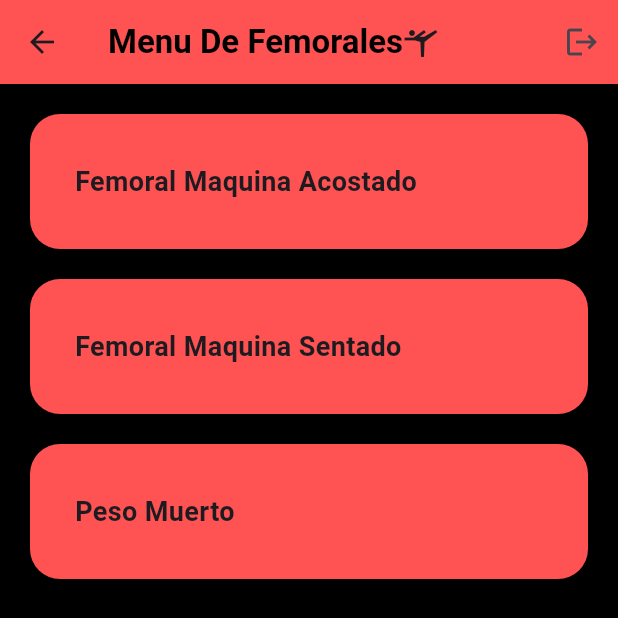
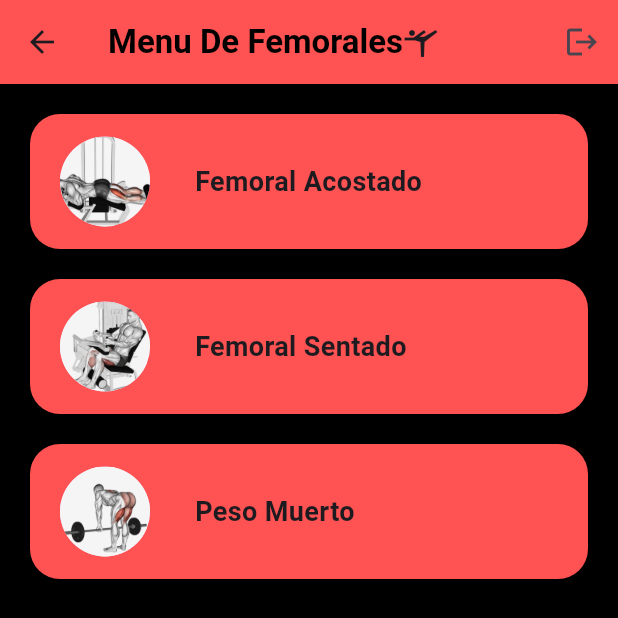
Before and after one commit to WilmerH1506/LiftApp, a Flutter app: the MenuFemoral screen opened directly with empty values, on a phone screen of 412 x 824 dp. Shown: the top 618 px of the screen. Run offline on Flutter 3.47's test engine with Material 3 defaults, Android fonts, the phone set to English and light mode, and no system bars; our stand-ins replace cloud_firestore, date_picker_timeline, firebase_core, google_fonts; accounts and stored records are empty.

Commit message:
Assets ejercicios V0.75

```diff
--- a/lift_app/lib/Pantallas/Ejercicios/Tren Inferior/Femoral/menu_femoral.dart
+++ b/lift_app/lib/Pantallas/Ejercicios/Tren Inferior/Femoral/menu_femoral.dart
@@ -36,18 +36,21 @@ class MenuFemoral extends StatelessWidget {
               padding:  EdgeInsets.only(top: 20),
             ),
             Board(
-              titulo: "Femoral Maquina Acostado",
+              titulo: "Femoral Acostado",
                ontap: (){
                 Navigator.pushReplacementNamed(context, MyRoutes.femoral_acostado.name,arguments: user);
-               },),
+               },
+               imagen: Image.asset('Assets/FemoralAcos.png'),
+               ),
            const  Padding(
               padding:  EdgeInsets.only(top: 20),
             ),
             Board(
-               titulo: "Femoral Maquina Sentado",
+               titulo: "Femoral Sentado",
                 ontap: (){
                   Navigator.pushReplacementNamed(context, MyRoutes.femoral_sentado.name , arguments: user);
-                }
+                },
+                imagen: Image.asset('Assets/FemoralSent.png'),
                ),
             const Padding(padding:  EdgeInsets.only(top: 20),
             ),
@@ -55,11 +58,9 @@ class MenuFemoral extends StatelessWidget {
             titulo: "Peso Muerto",
             ontap: (){
             Navigator.pushReplacementNamed(context, MyRoutes.pesomuerto.name , arguments: user);
-
-            }
+            },
+            imagen: Image.asset('Assets/Pesomuerto.png'),
             ),
-
-
           ],
         ),
       ),
--- a/lift_app/pubspec.yaml
+++ b/lift_app/pubspec.yaml
@@ -38,7 +38,7 @@ dependencies:
   firebase_core: 2.27.0
   cloud_firestore: 4.15.8
   intl: 0.19.0
-  google_fonts: 6.2.1
+  google_fonts: 6.1.0
   date_picker_timeline: 1.2.6
 
 dev_dependencies:
```
Also changed, not shown: lift_app/lib/Pantallas/Ejercicios/Tren Inferior/Cuadriceps/menu_cuadriceps.dart (+11 -8 lines), lift_app/lib/Pantallas/Ejercicios/Tren Inferior/Gluteo/menu_gluteo.dart (+7 -4 lines), lift_app/Assets/Bulgaras.png (added), lift_app/Assets/Extensiones.png (added), lift_app/Assets/FemoralAcos.png (added), lift_app/Assets/FemoralSent.png (added), lift_app/Assets/HipTrust.png (added), lift_app/Assets/Patada.png (added), lift_app/Assets/Pesomuerto.png (added), lift_app/Assets/Prensa.png (added), lift_app/Assets/Sentadilla.png (added), lift_app/Assets/Sumo.png (added), lift_app/Assets/Zancadas.png (added), lift_app/pubspec.lock, 1 other file.
